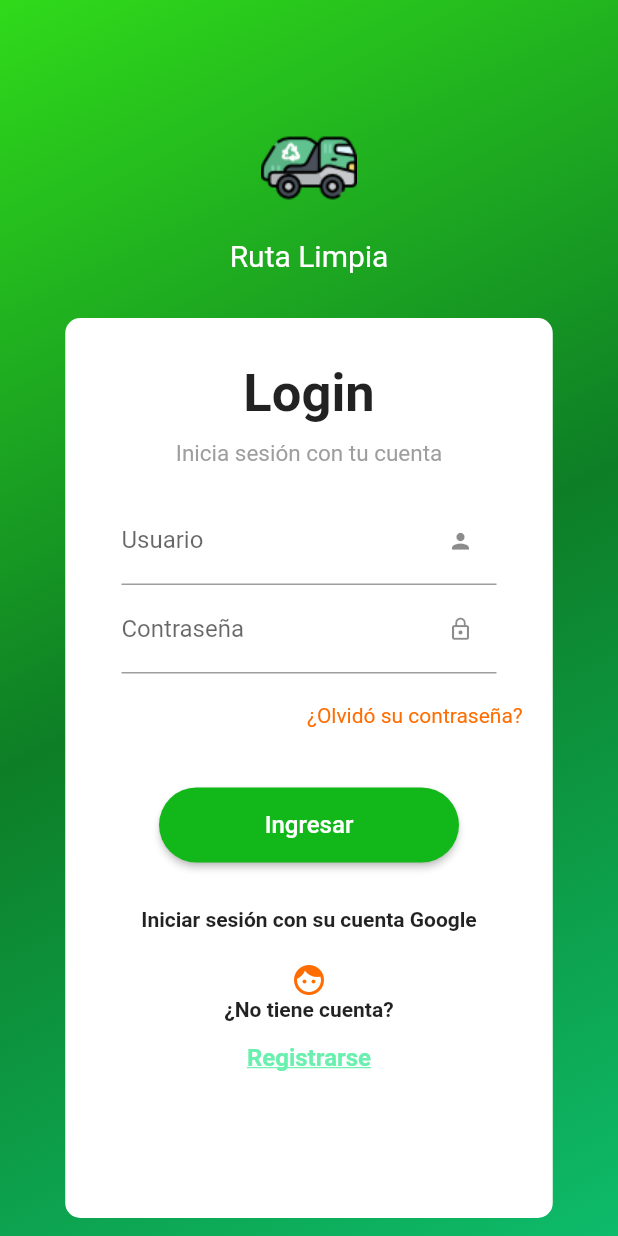
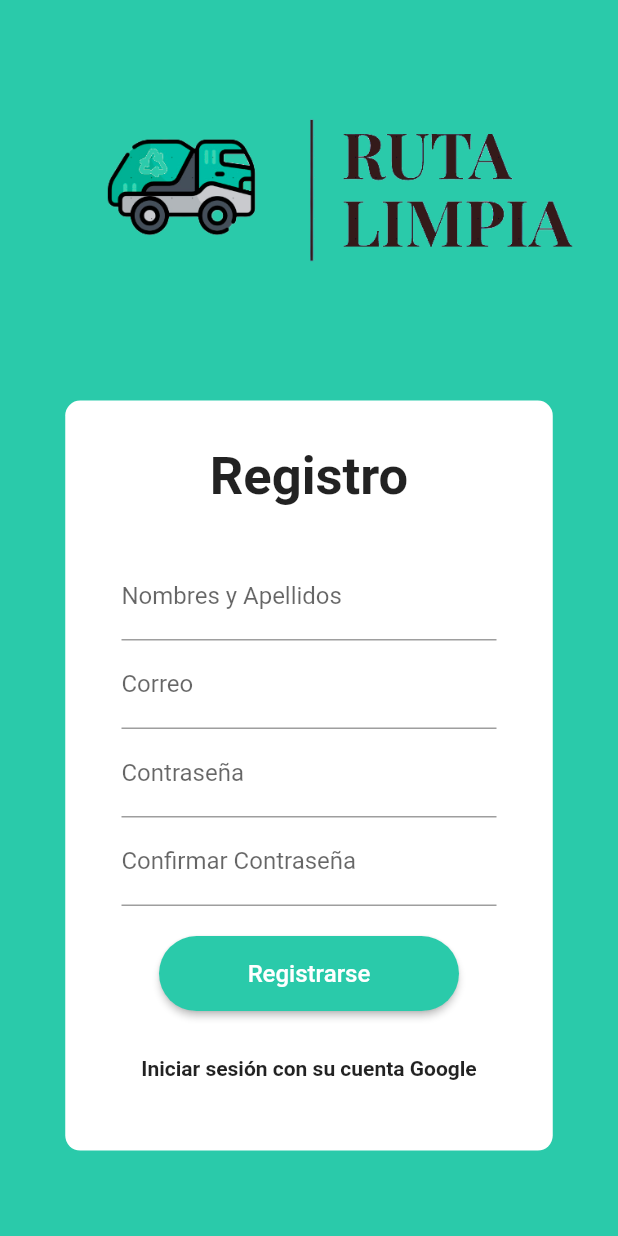
Before and after one commit to RodLA/ruta-limpia, a Flutter app: the loginsreen screen opened by its route, after a tap on "Registrarse", on a phone screen of 412 x 824 dp. Run offline on Flutter 3.47's test engine with Material 2 defaults, Android fonts, the phone set to English and light mode, and no system bars; our stand-ins replace animated_splash_screen, page_transition.

Commit message:
Creando registro

```diff
--- a/lib/main.dart
+++ b/lib/main.dart
@@ -4,7 +4,7 @@ import 'package:rutalimpia_frontend/screens/first_screen.dart';
 import 'package:rutalimpia_frontend/screens/home_page.dart';
 import 'package:page_transition/page_transition.dart';
 import 'package:rutalimpia_frontend/screens/login_screen.dart';
-
+import 'package:rutalimpia_frontend/screens/register_screen.dart';
 
 void main() {
   runApp(const MyApp());
@@ -22,17 +22,17 @@ class MyApp extends StatelessWidget {
       home:
       AnimatedSplashScreen(
         splash: Image.asset(
-          'assets/trashtruck.png',
+          'assets/camion.png',
         ),
         nextScreen: const HomePage() ,
         pageTransitionType: PageTransitionType.bottomToTop,
-        backgroundColor: const Color.fromARGB(255, 27, 185, 34),
+        backgroundColor: const Color.fromARGB(255, 42,	202,	170),
         duration: 6000,
       ),
       routes: {
         '/first' :(context) => const firstscreen(),
-        '/login' :(context) => const loginsreen()
-
+        '/login' :(context) => const loginsreen(),
+        '/register':(context) => const registerscreen()
       }
 
     );
--- a/lib/screens/first_screen.dart
+++ b/lib/screens/first_screen.dart
@@ -52,7 +52,7 @@ class _firstscreenState extends State<firstscreen> {
               },
               style: ButtonStyle(
                 fixedSize: MaterialStateProperty.all(const Size(300, 50)),
-                backgroundColor: MaterialStateProperty.all(const Color.fromARGB(255, 18, 184, 26)),
+                backgroundColor: MaterialStateProperty.all(const Color.fromARGB(255, 42	,202	,170)),
                 shape: MaterialStateProperty.all(
                   RoundedRectangleBorder(
                     borderRadius: BorderRadius.circular(30.0),
--- a/lib/screens/login_screen.dart
+++ b/lib/screens/login_screen.dart
@@ -152,7 +152,7 @@ class _loginsreenState extends State<loginsreen> {
                           ),
                       ),
                       onPressed: () {
-                        Navigator.pushNamed(context, "/login");
+                        Navigator.pushNamed(context, "/register");
                       },
                       child: const Text('Registrarse',style: TextStyle(
                         fontWeight: FontWeight.bold,
--- /dev/null
+++ b/lib/screens/register_screen.dart
@@ -0,0 +1,131 @@
+import 'package:flutter/material.dart';
+
+class registerscreen extends StatefulWidget {
+  const registerscreen({super.key});
+
+  @override
+  State<registerscreen> createState() => _registerscreenState();
+}
+
+class _registerscreenState extends State<registerscreen> {
+  @override
+  Widget build(BuildContext context) {
+    return Scaffold(
+      body: SingleChildScrollView(
+        child: Container(
+          height: MediaQuery.of(context).size.height,
+          width: MediaQuery.of(context).size.width,
+          decoration: const BoxDecoration(
+            color: Color.fromARGB(255,42, 202, 170)
+          ),
+          child: Column(
+            crossAxisAlignment: CrossAxisAlignment.center,
+            children: [
+              const SizedBox(height: 49,),
+              Image.asset('assets/logo.png'),
+              const SizedBox(height: 15,),
+
+              const SizedBox(height: 30,),
+              Container(
+                height: 500,
+                width: 325,
+                decoration: BoxDecoration(
+                  color: Colors.white,
+                  borderRadius: BorderRadius.circular(10)
+                  ),
+                  child: Column(
+                    crossAxisAlignment: CrossAxisAlignment.center,
+                    children: [
+                      const SizedBox(height: 30,),
+                      const Text('Registro',
+                        style: TextStyle(
+                        fontSize: 35,
+                        fontWeight: FontWeight.bold
+                      ),
+                      ),
+                      const SizedBox(height: 10,),
+
+                      const SizedBox(height: 20,),
+                      Container(
+                        width: 250,
+                        child: const TextField(
+                          decoration: InputDecoration(
+                            labelText: 'Nombres y Apellidos',
+
+                          ),
+                        ),
+                      ),
+                       Container(
+                        width: 250,
+                        child: const TextField(
+                          decoration: InputDecoration(
+                            labelText: 'Correo',
+
+                          ),
+                        ),
+                      ),
+                      Container(
+                        width: 250,
+                        child: const TextField(
+                          obscureText: true,
+                          decoration: InputDecoration(
+                            labelText: 'Contraseña',
+
+                          ),
+                        ),
+                      ),
+                       Container(
+                        width: 250,
+                        child: const TextField(
+                          obscureText: true,
+                          decoration: InputDecoration(
+                            labelText: 'Confirmar Contraseña',
+                          ),
+                        ),
+                      ),
+
+                      const SizedBox(height: 20,),
+                      ElevatedButton(
+                      onPressed: () {
+                        Navigator.pushNamed(context, "/first");
+                      },
+                      style: ButtonStyle(
+                        fixedSize: MaterialStateProperty.all(const Size(200, 50)),
+                        backgroundColor: MaterialStateProperty.all(const Color.fromARGB(255, 42, 202, 170)),
+                        shape: MaterialStateProperty.all(
+                          RoundedRectangleBorder(
+                            borderRadius: BorderRadius.circular(30.0),
+
+                          ),
+                        ),
+
+                      ),
+                      child: const Text('Registrarse',style :
+                        TextStyle(
+                        color: Colors.white,
+                        fontSize: 16,
+
+                      )),
+
+                      ),
+                      const SizedBox(
+                        height: 30,
+                      ),
+                      //PROXIMAMENTE CON EL FIREBASE PARA CONECTAR CON GOOGLE
+                      const Text('Iniciar sesión con su cuenta Google',
+                        style: TextStyle(
+                          fontWeight: FontWeight.bold
+                        ),
+                      ),
+
+
+                    ],
+                    ),
+              )
+            ],
+          ),
+        )
+        ),
+    );
+  }
+}
--- a/pubspec.yaml
+++ b/pubspec.yaml
@@ -67,6 +67,8 @@ flutter:
   - assets/trashtruck.png
   - assets/trashtruck_vistamain.png
   - assets/recycle-symbol.png
+  - assets/camion.png
+  - assets/logo.png
   #   - images/a_dot_ham.jpeg
 
   # An image asset can refer to one or more resolution-specific "variants", see
```
Also changed, not shown: assets/camion.png (added), assets/logo.png (added).
